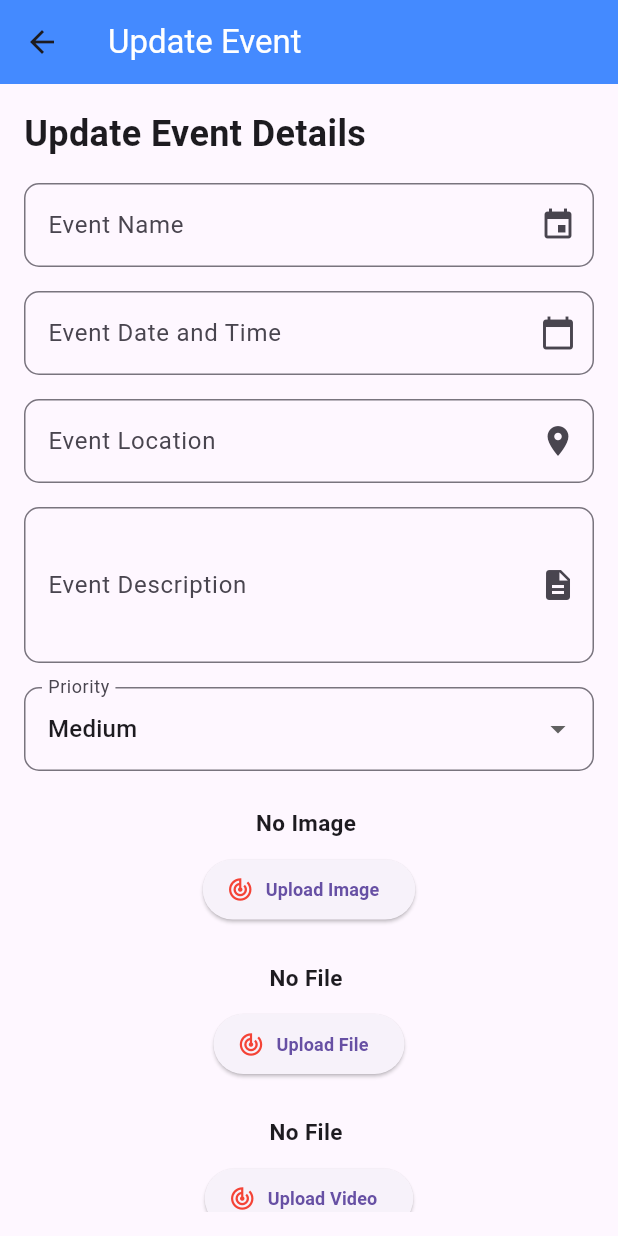
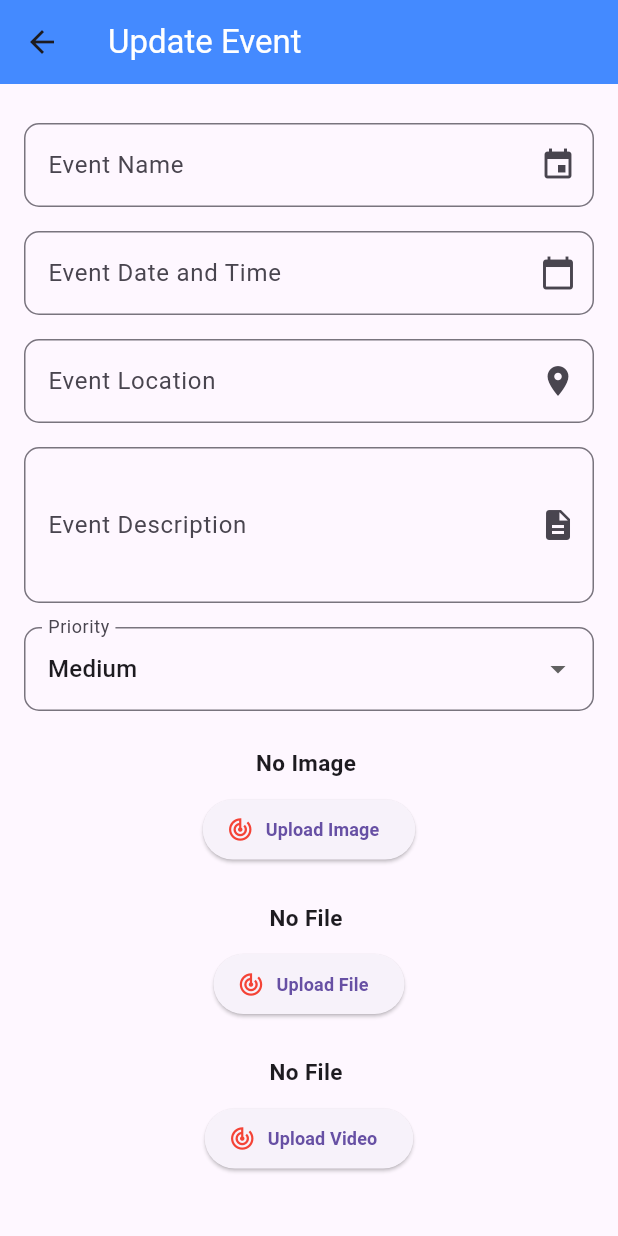
Before and after one commit to PsdeveloperFlutter/lufickapp, a Flutter app: the UpdateEventUI screen opened directly with empty values, on a phone screen of 412 x 824 dp. Run offline on Flutter 3.47's test engine with Material 3 defaults, Android fonts, the light colour scheme and no system bars; our stand-ins replace cloud_firestore, dash_chat_2, file_picker, firebase_auth, firebase_core, flip_card and 28 more; missing offline and left inert: firebase_app_check, flutter_date_picker_timeline, flutter_pdfview, highlight_text, particles_flutter, particles_fly; accounts and stored records are empty.

Commit message:
UI Enhancements and Data Handling Improvements
- Refactored the event sharing feature to compress event details and media files into a zip archive before sharing, improving efficiency and user experience.
- Updated snackbar messages for data backup to provide clearer feedback on the backup process and file path.
- Minor UI adjustments in the event update screen for better layout.
- Updated the 'Set Pin' option in the menu to 'App Lock' for clarity.

```diff
--- a/lib/Event Reminder App/Event Management/Event_Management_Update.dart
+++ b/lib/Event Reminder App/Event Management/Event_Management_Update.dart
@@ -114,15 +114,8 @@ class _UpdateEventUIState extends State<UpdateEventUI> {
           child: Column(
             crossAxisAlignment: CrossAxisAlignment.start,
             children: [
-              const Text(
-                "Update Event Details",
-                style: TextStyle(
-                  fontSize: 24,
-                  fontWeight: FontWeight.bold,
-                ),
-              ),
-              const SizedBox(height: 16),
 
+              SizedBox(height: 10,),
               // Event Name Field
               TextField(
                 controller: _eventNameController,
--- a/lib/Event Reminder App/Event Management/Event_manage_UI.dart
+++ b/lib/Event Reminder App/Event Management/Event_manage_UI.dart
@@ -44,10 +44,11 @@ class Mainpage_event_management extends StatelessWidget {
 
       PopupMenuButton<String>(
         onSelected: (value) {
-          if (value == 'Set Pin') {
-            // Handle Set Pin logic here
+          if (value == 'App Lock') {
+            // Handle App Lock logic here
           } else if (value == 'Backup Data') {
             // Handle Backup Data logic here
+
           }
         },
         itemBuilder: (BuildContext context) => <PopupMenuEntry<String>>[
--- a/pubspec.yaml
+++ b/pubspec.yaml
@@ -45,6 +45,7 @@ dependencies:
   syncfusion_flutter_pdf: ^21.2.4
   firebase_app_check: ^0.3.2+2
   flutter_inappwebview: ^6.0.0
+  archive: ^3.3.7
   google_sign_in: ^5.0.7
   rive: ^0.13.3
   flutter_spinkit: ^5.2.1
```
Also changed, not shown: lib/Event Reminder App/Event Management/Event_List_Screen.dart (+33 -31 lines), lib/Event Reminder App/Event Management/Get X Storage.dart (+6 -6 lines), pubspec.lock.
